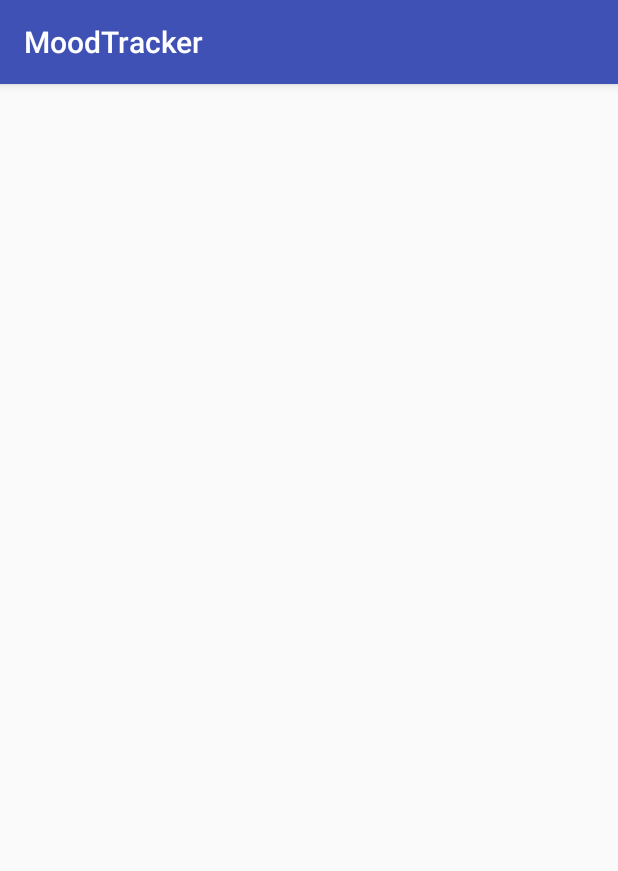
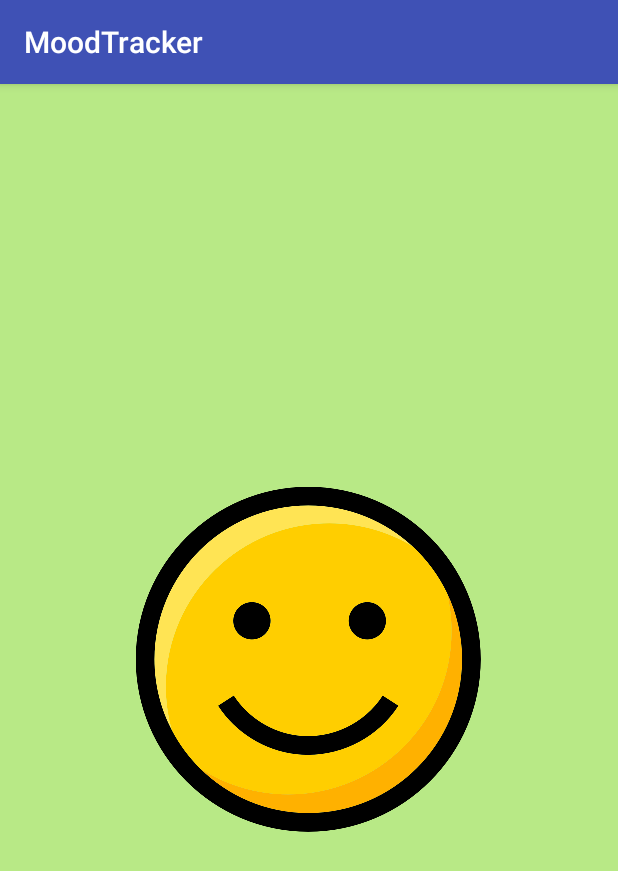
Before and after one commit to troturier/MoodTracker, an Android app: the screen it shows after launch (MainActivity), on a phone screen of 412 x 824 dp. Shown: the top 871 px of the screen. Run offline under Robolectric (Android 15) with nearby library versions, the light colour scheme and no system bars.

Commit message:
Ajout du layout de base à la MainActivity Modification de activity_main.xml pour afficher la couleur de fond et l'image de smiley correspondantes à l'humeur par défaut

```diff
--- a/app/src/main/res/layout/activity_main.xml
+++ b/app/src/main/res/layout/activity_main.xml
@@ -1,8 +1,26 @@
 <?xml version="1.0" encoding="utf-8"?>
 <android.support.constraint.ConstraintLayout xmlns:android="http://schemas.android.com/apk/res/android"
+    xmlns:app="http://schemas.android.com/apk/res-auto"
     xmlns:tools="http://schemas.android.com/tools"
     android:layout_width="match_parent"
     android:layout_height="match_parent"
     tools:context="thibault_roturier.moodtracker.MainActivity">
 
+    <RelativeLayout
+        android:id="@+id/base_Rl"
+        android:layout_width="match_parent"
+        android:layout_height="match_parent"
+        android:background="@color/light_sage"
+        android:visibility="visible">
+
+        <ImageView
+            android:id="@+id/happySmiley_Iv"
+            android:layout_width="wrap_content"
+            android:layout_height="wrap_content"
+            android:layout_centerHorizontal="true"
+            android:layout_centerVertical="true"
+            android:adjustViewBounds="false"
+            android:contentDescription="@string/happy_smiley_contentDesc"
+            app:srcCompat="@mipmap/smiley_happy" />
+    </RelativeLayout>
 </android.support.constraint.ConstraintLayout>
--- a/app/src/main/res/values/strings.xml
+++ b/app/src/main/res/values/strings.xml
@@ -1,3 +1,4 @@
 <resources>
     <string name="app_name">MoodTracker</string>
+    <string name="happy_smiley_contentDesc">Happy Smiley</string>
 </resources>
```
